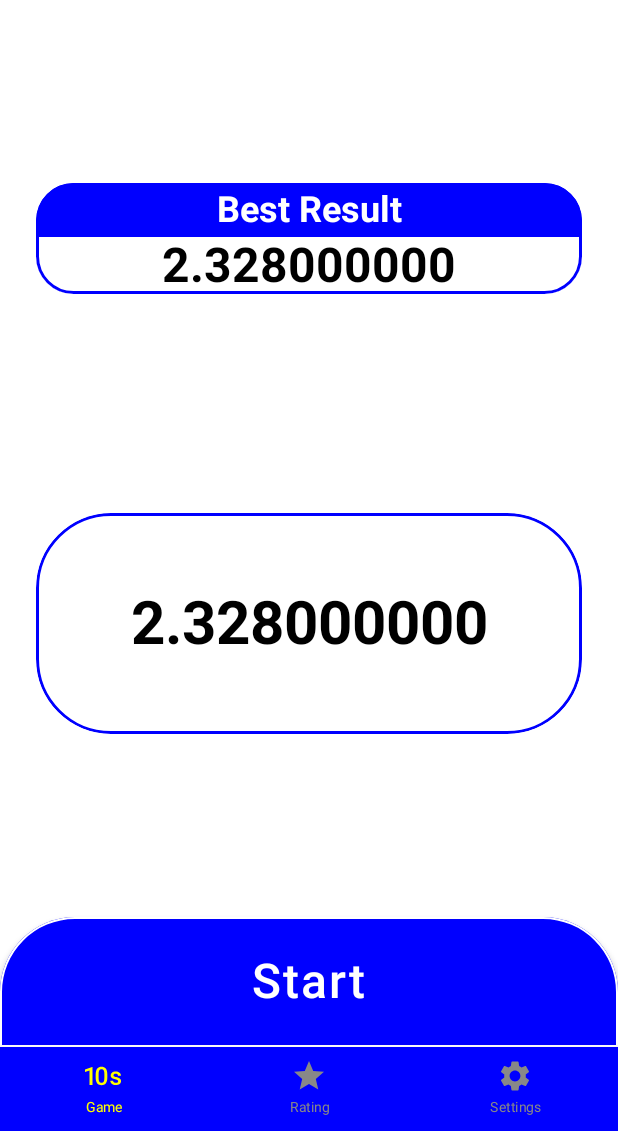
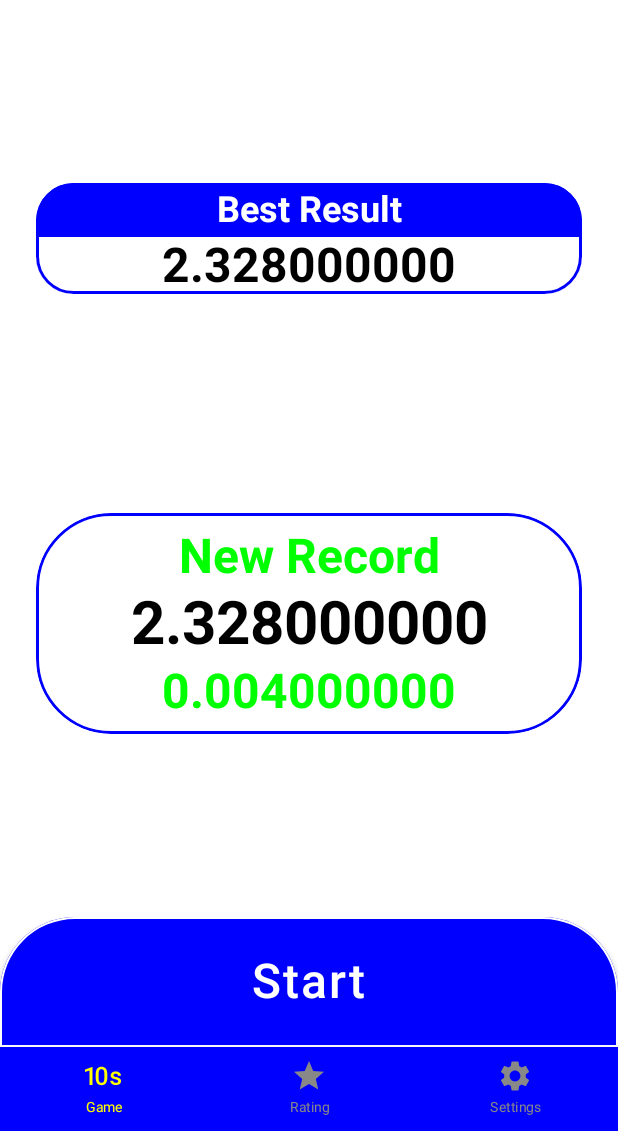
Before and after one commit to fedorov-andrii-andriiovych/10SecondsChallenge-Compose, an Android app built with Jetpack Compose: the GameScreen screen opened through its navigation route, after a tap on "Stop", on a phone screen of 412 x 824 dp, the part 105-1236 px from its top. Run offline under Robolectric (Android 15) with nearby library versions, the phone set to English and light mode, and no system bars; 1 other tap on this screen came first.

Commit message:
add Record and diference bestResult

```diff
--- a/app/src/main/java/com/fedorov/andrii/andriiovych/tenseconds/MainViewModel.kt
+++ b/app/src/main/java/com/fedorov/andrii/andriiovych/tenseconds/MainViewModel.kt
@@ -15,6 +15,8 @@ class MainViewModel:ViewModel(){
     var isRunning =  mutableStateOf(false)
     var elapsedTime =  mutableStateOf("0")
     var textColor = mutableStateOf(Color.Black)
+    val recordState = mutableStateOf(false)
+    val differenceState = mutableStateOf("0")
 
     fun startTimer() = viewModelScope.launch(Dispatchers.Default){
         val startTime = System.nanoTime()
@@ -39,11 +41,16 @@ class MainViewModel:ViewModel(){
     }
 
     fun resetTimer(){
+        recordState.value = false
         isRunning.value = !isRunning.value
         if (elapsedTime.value != "Fail") {
             val time = kotlin.math.abs(bestResult.value.toLong() - 10000000000)
             val eTime = kotlin.math.abs(elapsedTime.value.toLong() - 10000000000)
-            if (eTime < time) bestResult.value = elapsedTime.value
+            if (eTime < time) {
+                differenceState.value = (elapsedTime.value.toLong() - bestResult.value.toLong()).toString()
+                bestResult.value = elapsedTime.value
+                recordState.value = true
+            }
         }
         startTimer()
     }
--- a/app/src/main/java/com/fedorov/andrii/andriiovych/tenseconds/bottomnavigation/screens/GameScreen.kt
+++ b/app/src/main/java/com/fedorov/andrii/andriiovych/tenseconds/bottomnavigation/screens/GameScreen.kt
@@ -95,6 +95,16 @@ fun GameScreen(modifier: Modifier, mainViewModel: MainViewModel) {
             ) {
                 Text(
                     modifier = Modifier
+                        .fillMaxWidth()
+                        .offset(y = (-40).dp),
+                    text = if (mainViewModel.recordState.value) "New Record" else "",
+                    textAlign = TextAlign.Center,
+                    color = Color.Green,
+                    fontSize = 32.sp,
+                    fontWeight = FontWeight.Bold
+                )
+                Text(
+                    modifier = Modifier
                         .fillMaxWidth(),
                     text = if (mainViewModel.elapsedTime.value == "Fail") "Fail" else String.format(
                         "%.9f",
@@ -103,6 +113,19 @@ fun GameScreen(modifier: Modifier, mainViewModel: MainViewModel) {
                     textAlign = TextAlign.Center,
                     color = mainViewModel.textColor.value,
                     fontSize = 40.sp,
+                    fontWeight = FontWeight.Bold
+                )
+                Text(
+                    modifier = Modifier
+                        .fillMaxWidth()
+                        .offset(y = (50).dp),
+                    text = if (mainViewModel.recordState.value)String.format(
+                        "%.9f",
+                        mainViewModel.differenceState.value.toDouble() / 1_000_000_000.0
+                    )  else "",
+                    textAlign = TextAlign.Center,
+                    color = Color.Green,
+                    fontSize = 32.sp,
                     fontWeight = FontWeight.Bold
                 )
             }
```
